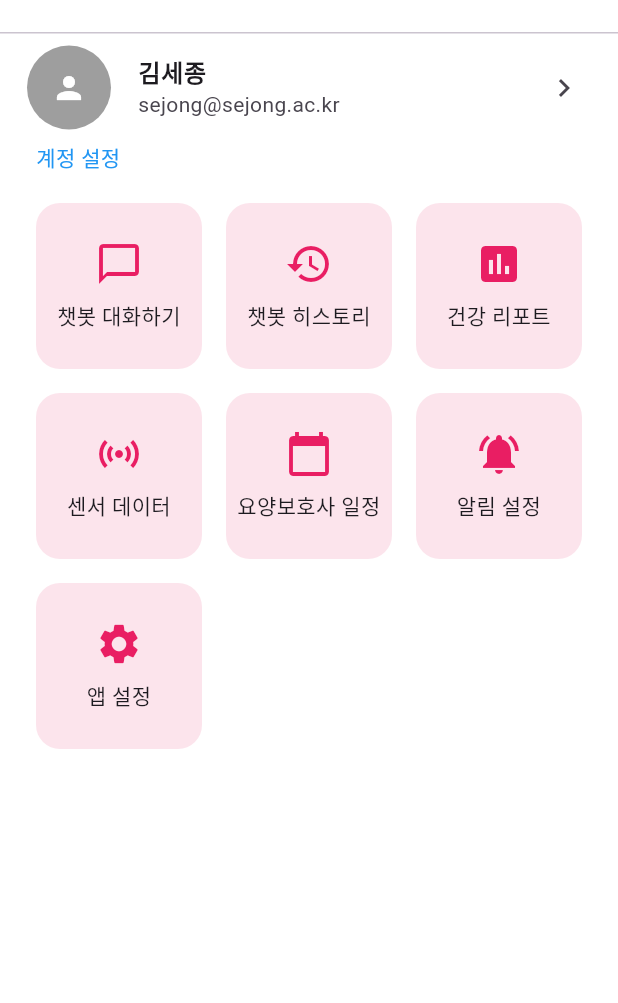
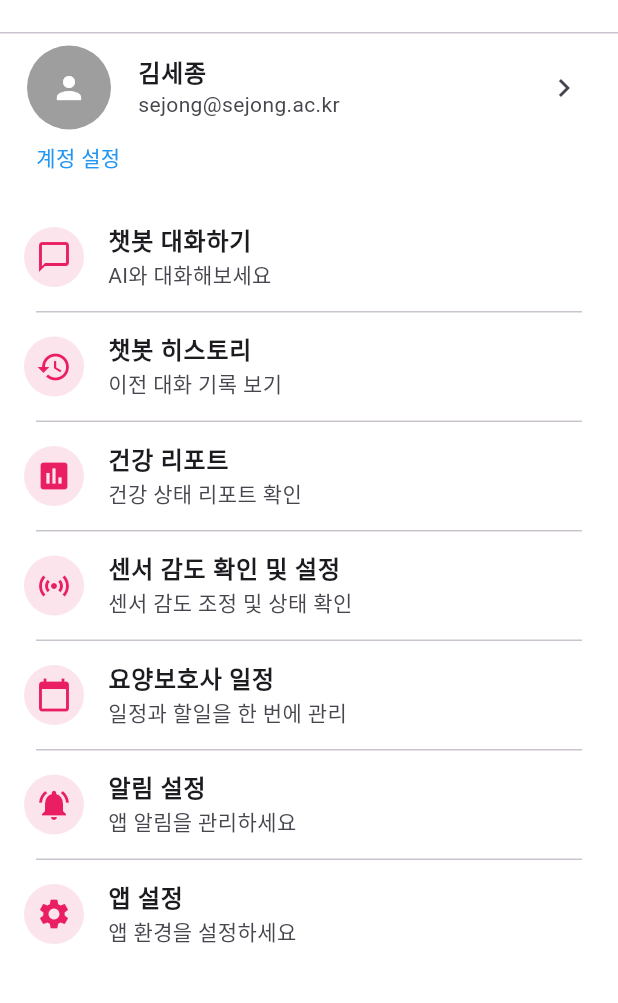
Before and after one commit to Reynard9/CareApp, a Flutter app: the MenuPage screen opened directly, on a phone screen of 412 x 824 dp, the part 70-1073 px from its top. Run offline on Flutter 3.47's test engine with Material 3 defaults, Android fonts, the phone set to English and light mode, and no system bars; our stand-ins replace fl_chart, table_calendar; Roboto replaces fonts that are missing (Pretendard).

Commit message:
feat: 챗봇 상세 페이지 구현 및 메뉴 페이지 리뉴얼

```diff
--- a/lib/screens/menu_page.dart
+++ b/lib/screens/menu_page.dart
@@ -3,6 +3,7 @@ import 'package:careapp5_15/screens/care_schedule_page.dart'; // 요양보호사
 import 'package:careapp5_15/screens/notification_page.dart'; // 알림 페이지 임포트
 import 'package:careapp5_15/screens/main_screen.dart'; // 홈 화면 임포트
 import 'package:careapp5_15/screens/sensor_data_page.dart'; // 센서 데이터 임포트
+import 'package:careapp5_15/screens/chat_history_page.dart'; // 챗봇 히스토리 페이지 임포트
 
 class MenuPage extends StatelessWidget { // 메뉴 화면 위젯
   const MenuPage({super.key});
@@ -10,32 +11,64 @@ class MenuPage extends StatelessWidget { // 메뉴 화면 위젯
   @override
   Widget build(BuildContext context) {
     final menuItems = [
-      _MenuItem(icon: Icons.chat_bubble_outline, label: '챗봇 대화하기'), // 챗봇 대화
-      _MenuItem(icon: Icons.history, label: '챗봇 히스토리'), // 챗봇 히스토리
-      _MenuItem(icon: Icons.insert_chart, label: '건강 리포트'), // 건강 리포트
-      _MenuItem(icon: Icons.sensors, label: '센서 데이터'), // 센서 데이터
-      _MenuItem(icon: Icons.calendar_today, label: '요양보호사 일정'), // 일정
-      _MenuItem(icon: Icons.notifications_active, label: '알림 설정'), // 알림 설정
-      _MenuItem(icon: Icons.settings, label: '앱 설정'), // 앱 설정
+      {
+        'icon': Icons.chat_bubble_outline,
+        'title': '챗봇 대화하기',
+        'subtitle': 'AI와 대화해보세요',
+        'onTap': () {},
+      },
+      {
+        'icon': Icons.history,
+        'title': '챗봇 히스토리',
+        'subtitle': '이전 대화 기록 보기',
+        'onTap': () {
+          Navigator.push(
+            context,
+            MaterialPageRoute(builder: (context) => const ChatHistoryPage()),
+          );
+        },
+      },
+      {
+        'icon': Icons.insert_chart,
+        'title': '건강 리포트',
+        'subtitle': '건강 상태 리포트 확인',
+        'onTap': () {},
+      },
+      {
+        'icon': Icons.sensors,
+        'title': '센서 감도 확인 및 설정',
+        'subtitle': '센서 감도 조정 및 상태 확인',
+        'onTap': () {},
+      },
+      {
+        'icon': Icons.calendar_today,
+        'title': '요양보호사 일정',
+        'subtitle': '일정과 할일을 한 번에 관리',
+        'onTap': () {
+          Navigator.push(
+            context,
+            MaterialPageRoute(builder: (context) => const CareSchedulePage()),
+          );
+        },
+      },
+      {
+        'icon': Icons.notifications_active,
+        'title': '알림 설정',
+        'subtitle': '앱 알림을 관리하세요',
+        'onTap': () {
+          Navigator.push(
+            context,
+            MaterialPageRoute(builder: (context) => const NotificationPage()),
+          );
+        },
+      },
+      {
+        'icon': Icons.settings,
+        'title': '앱 설정',
+        'subtitle': '앱 환경을 설정하세요',
+        'onTap': () {},
+      },
     ];
-
-    int selectedIndex = 2; // 메뉴 인덱스
-    void onNavTap(int index) {
-      if (index == selectedIndex) return;
-      if (index == 0) {
-        Navigator.pushReplacement(
-          context,
-          MaterialPageRoute(builder: (context) => const MainScreen()),
-        );
-      } else if (index == 1) {
-        Navigator.pushReplacement(
-          context,
-          MaterialPageRoute(builder: (context) => const SensorDataPage()),
-        );
-      } else if (index == 2) {
-        // 현재 페이지이므로 아무 동작 없음
-      }
-    }
 
     return Scaffold(
       backgroundColor: Colors.white, // 전체 배경 흰색
@@ -84,42 +117,23 @@ class MenuPage extends StatelessWidget { // 메뉴 화면 위젯
             ),
             const SizedBox(height: 20), // 여백
             Expanded(
-              child: GridView.count(
-                crossAxisCount: 3, // 3열
-                mainAxisSpacing: 16, // 세로 간격
-                crossAxisSpacing: 16, // 가로 간격
-                padding: const EdgeInsets.symmetric(horizontal: 24), // 좌우 여백
-                children: menuItems.map((item) => _buildMenuItem(context, item)).toList(), // 메뉴 아이템들
+              child: ListView.separated(
+                itemCount: menuItems.length,
+                separatorBuilder: (context, idx) => const Divider(height: 1, indent: 24, endIndent: 24),
+                itemBuilder: (context, idx) {
+                  final item = menuItems[idx];
+                  return ListTile(
+                    leading: CircleAvatar(
+                      backgroundColor: Colors.pink[50],
+                      child: Icon(item['icon'] as IconData, color: Colors.pink),
+                    ),
+                    title: Text(item['title'] as String, style: const TextStyle(fontWeight: FontWeight.bold)),
+                    subtitle: Text(item['subtitle'] as String),
+                    onTap: item['onTap'] as void Function(),
+                  );
+                },
               ),
             ),
-          ],
-        ),
-      ),
-    );
-  }
-
-  Widget _buildMenuItem(BuildContext context, _MenuItem item) { // 메뉴 카드 위젯 생성 함수
-    return GestureDetector(
-      onTap: () {
-        if (item.label == '요양보호사 일정') {
-          Navigator.push(
-            context,
-            MaterialPageRoute(builder: (context) => const CareSchedulePage()), // 일정 페이지 이동
-          );
-        }
-        // TODO: 다른 기능도 필요 시 연결 추가
-      },
-      child: Container(
-        decoration: BoxDecoration(
-          color: Colors.pink[50], // 카드 배경색
-          borderRadius: BorderRadius.circular(16), // 둥근 테두리
-        ),
-        child: Column(
-          mainAxisAlignment: MainAxisAlignment.center, // 중앙 정렬
-          children: [
-            Icon(item.icon, size: 32, color: Colors.pink), // 아이콘
-            const SizedBox(height: 8), // 여백
-            Text(item.label, textAlign: TextAlign.center), // 메뉴명
           ],
         ),
       ),
```
Also changed, not shown: lib/screens/chat_detail_page.dart (added, +139 -0 lines), lib/screens/chat_history_page.dart (+13 -2 lines).
